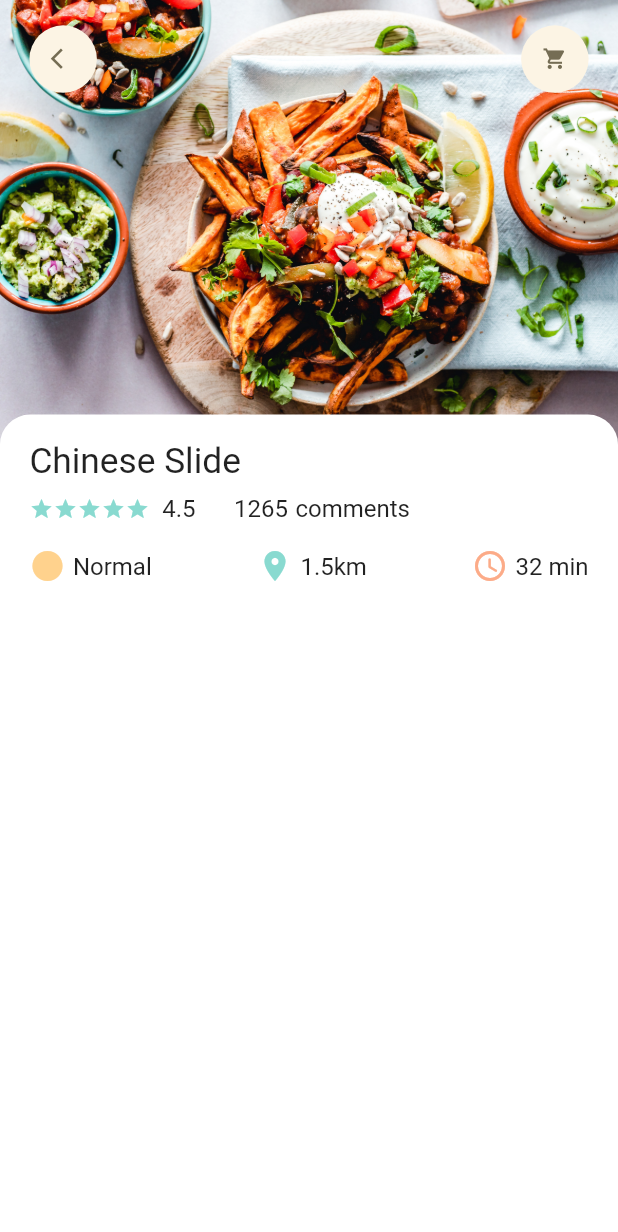
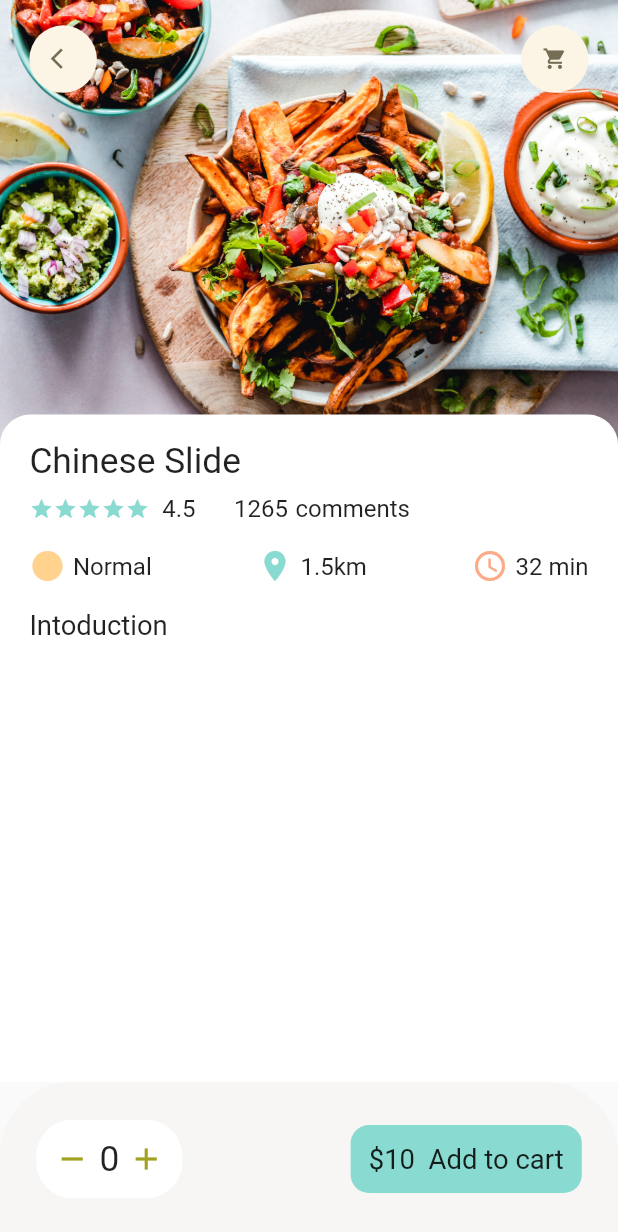
Before and after one commit to sumin9867/Food-Delivery-app, a Flutter app: the screen it shows after launch, on a phone screen of 412 x 824 dp. Shown: the top 1232 px of the screen. Run offline on Flutter 3.47's test engine with Material 2 defaults, Android fonts, the phone set to English and light mode, and no system bars; our stand-ins replace dots_indicator, get.

Commit message:
Update:ui of add to cart

```diff
--- a/lib/pages/food/popular_food_detail.dart
+++ b/lib/pages/food/popular_food_detail.dart
@@ -21,7 +21,7 @@ class FoodDetail extends StatelessWidget {
             child: Container(
               width: double.maxFinite,
               height: Dimensions.popularImageHeight,
-              decoration: BoxDecoration(
+              decoration: const BoxDecoration(
                   image: DecorationImage(
                       fit: BoxFit.cover,
                       image: AssetImage("assets/images/food1.jpg"))),
@@ -31,7 +31,7 @@ class FoodDetail extends StatelessWidget {
             left: Dimensions.width20,
             right: Dimensions.width20,
             top: Dimensions.height20,
-            child: Row(
+            child: const Row(
                 mainAxisAlignment: MainAxisAlignment.spaceBetween,
                 children: [
                   AppIcon(
@@ -52,17 +52,72 @@ class FoodDetail extends StatelessWidget {
                     left: Dimensions.width20,
                     right: Dimensions.width20,
                     top: Dimensions.height20),
-                decoration: BoxDecoration(
+                decoration: const BoxDecoration(
                     borderRadius: BorderRadius.only(
                         topLeft: Radius.circular(20),
                         topRight: Radius.circular(20)),
                     color: Colors.white),
-                child: AppColumn(
-                  text: "Chinese Slide",
+                child: Column(
+                  crossAxisAlignment: CrossAxisAlignment.start,
+                  children: [
+                    const AppColumn(
+                      text: "Chinese Slide",
+                    ),
+                    SizedBox(
+                      height: Dimensions.height20,
+                    ),
+                    BigText(
+                      text: "Intoduction",
+                      size: Dimensions.fontMedium,
+                    )
+                  ],
                 )),
-          )
+          ),
         ]),
       ),
+      bottomNavigationBar: Container(
+          height: Dimensions.botttmheight,
+          padding: EdgeInsets.all(Dimensions.size20),
+          decoration: BoxDecoration(
+              color: AppColor.buttonBackgroundColor,
+              borderRadius: BorderRadius.only(
+                  topRight: Radius.circular(Dimensions.size20 * 2),
+                  topLeft: Radius.circular(Dimensions.size20 * 2))),
+          child:
+              Row(mainAxisAlignment: MainAxisAlignment.spaceBetween, children: [
+            Container(
+                padding: EdgeInsets.all(Dimensions.size10),
+                decoration: BoxDecoration(
+                    color: Colors.white,
+                    borderRadius: BorderRadius.circular(Dimensions.size20)),
+                child: Row(
+                  children: [
+                    Icon(
+                      Icons.remove,
+                      color: AppColor.signColor,
+                    ),
+                    SizedBox(width: Dimensions.size5),
+                    BigText(
+                      text: "0",
+                    ),
+                    SizedBox(width: Dimensions.size5),
+                    Icon(
+                      Icons.add,
+                      color: AppColor.signColor,
+                    ),
+                  ],
+                )),
+            Container(
+              padding: EdgeInsets.all(Dimensions.size10),
+              child: BigText(
+                text: "\$10  Add to cart",
+                size: Dimensions.fontMedium,
+              ),
+              decoration: BoxDecoration(
+                  borderRadius: BorderRadius.circular(Dimensions.size10),
+                  color: AppColor.mainColor),
+            )
+          ])),
     );
   }
 }
--- a/lib/utils/dimension.dart
+++ b/lib/utils/dimension.dart
@@ -18,6 +18,8 @@ class Dimensions {
   static double width30 = screenWidth / 16.03;
 // font
   static double fontBig = screenHeight / 35;
+  static double fontMedium = screenHeight / 45;
+
   static double fontSmall = screenHeight / 61.01;
 
   // icon fonts
@@ -41,4 +43,7 @@ class Dimensions {
   static double size25 = screenHeight / (screenHeight / 25);
   static double size30 = screenHeight / 22.77;
   static double size45 = screenHeight / 15.18;
+
+// bottom height
+  static double botttmheight = screenHeight / 8.03;
 }
```
